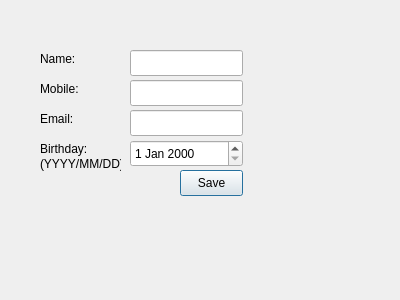
Before: the Qt Designer form qt_addressbook/addcontactdialog.ui in Bharath8071/qt_addressbook, drawn with Qt 5.
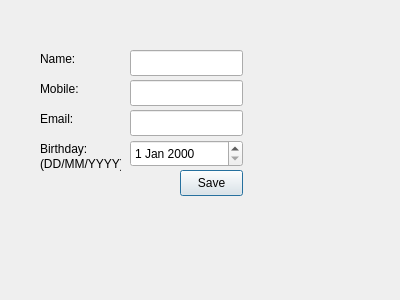
After: the same form once the commit is applied.

The edit to the form file:
```diff
--- a/qt_addressbook/addcontactdialog.ui
+++ b/qt_addressbook/addcontactdialog.ui
@@ -133,7 +133,7 @@
     </font>
    </property>
    <property name="text">
-    <string>(YYYY/MM/DD)</string>
+    <string>(DD/MM/YYYY)</string>
    </property>
    <property name="textInteractionFlags">
     <set>Qt::LinksAccessibleByMouse</set>
```
